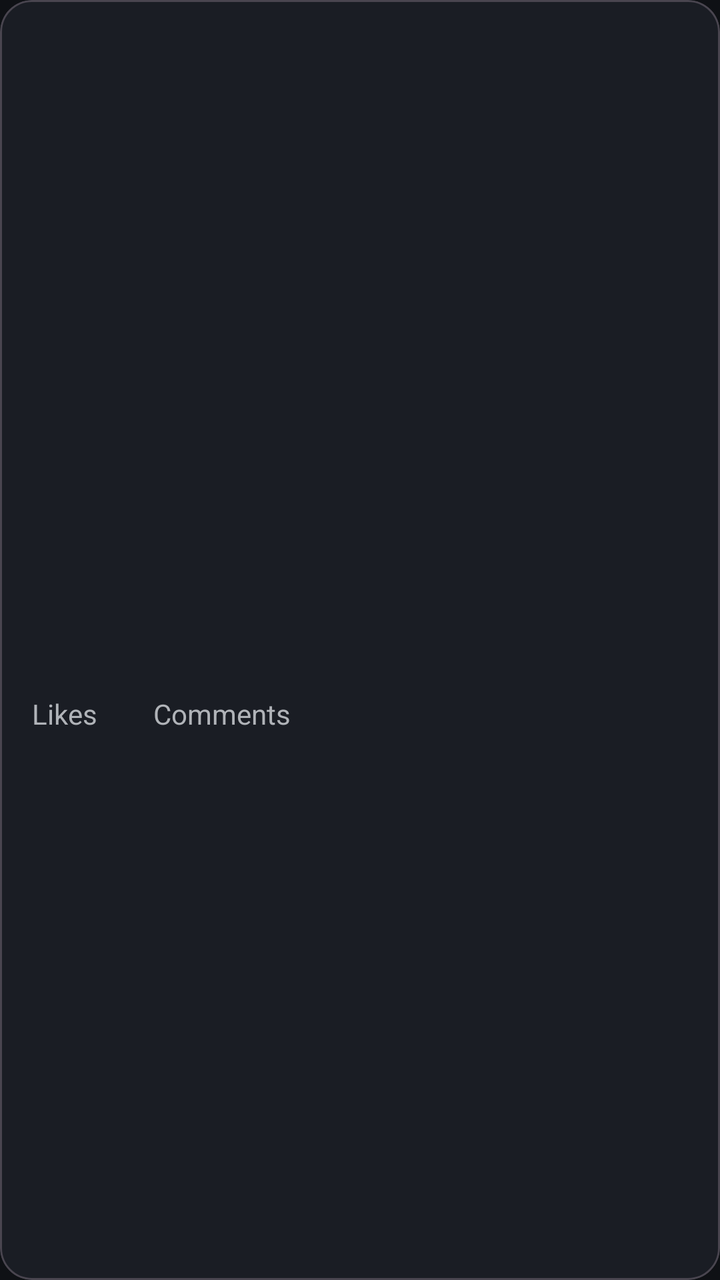
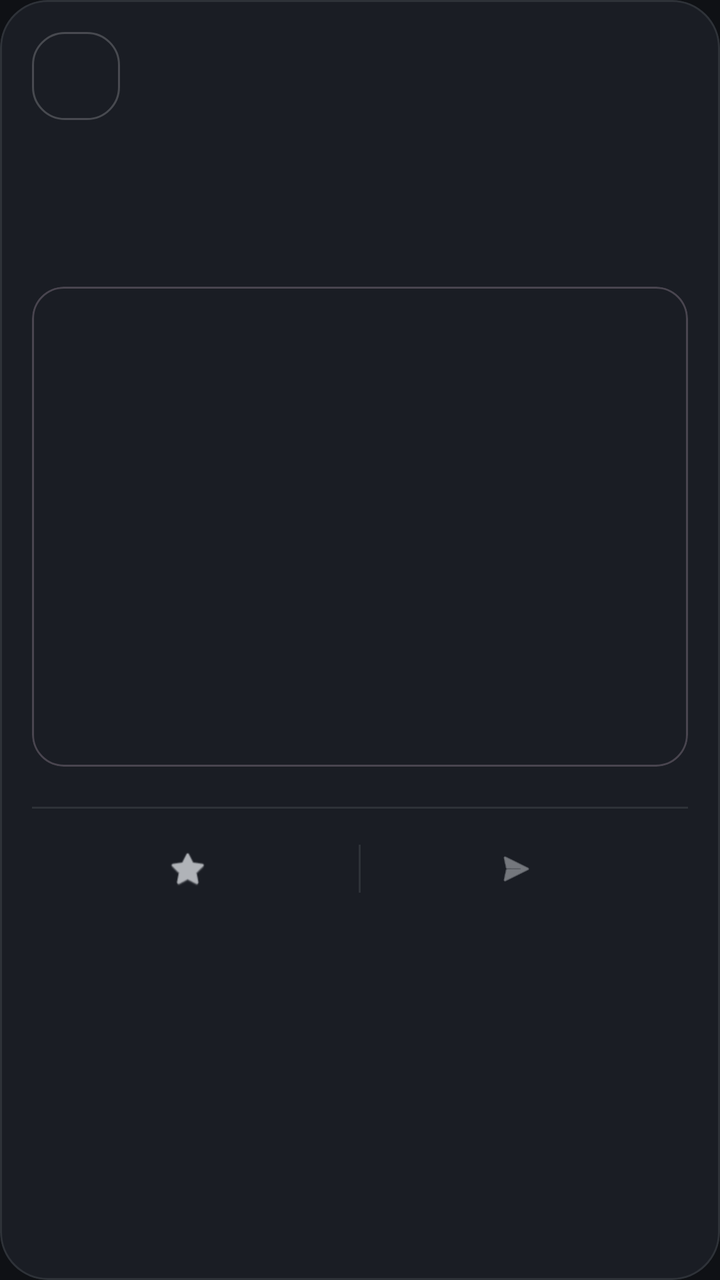

Screens rendered from an Android XML layout before and after an edit, with the pre-edit source and the edit as a unified diff.
<!-- AndroidManifest.xml: application theme Theme.LifeOS -->
<!-- res/layout/item_post.xml -->
<?xml version="1.0" encoding="utf-8"?>
<com.google.android.material.card.MaterialCardView xmlns:android="http://schemas.android.com/apk/res/android"
    xmlns:app="http://schemas.android.com/apk/res-auto"
    android:layout_width="match_parent"
    android:layout_height="wrap_content"
    android:layout_margin="12dp"
    app:cardBackgroundColor="@color/card_background"
    app:cardCornerRadius="16dp">

    <LinearLayout
        android:layout_width="match_parent"
        android:layout_height="wrap_content"
        android:orientation="vertical"
        android:padding="16dp">

        <LinearLayout
            android:layout_width="match_parent"
            android:layout_height="wrap_content"
            android:gravity="center_vertical"
            android:orientation="horizontal">

            <ImageView
                android:id="@+id/imgUser"
                android:layout_width="40dp"
                android:layout_height="40dp" />

            <LinearLayout
                android:layout_width="0dp"
                android:layout_height="wrap_content"
                android:layout_marginStart="12dp"
                android:layout_weight="1"
                android:orientation="vertical">

                <TextView
                    android:id="@+id/tvUsername"
                    android:layout_width="wrap_content"
                    android:layout_height="wrap_content"
                    android:textColor="@color/text_primary"
                    android:textStyle="bold" />

                <TextView
                    android:id="@+id/tvTime"
                    android:layout_width="wrap_content"
                    android:layout_height="wrap_content"
                    android:textColor="@color/text_secondary"
                    android:textSize="12sp" />
            </LinearLayout>

            <TextView
                android:id="@+id/tvXp"
                android:layout_width="wrap_content"
                android:layout_height="wrap_content"
                android:textColor="@color/success"
                android:textSize="12sp"
                android:textStyle="bold" />
        </LinearLayout>

        <ImageView
            android:id="@+id/imgMedia"
            android:layout_width="match_parent"
            android:layout_height="200dp"
            android:layout_marginTop="12dp"
            android:scaleType="centerCrop" />

        <TextView
            android:id="@+id/tvTitle"
            android:layout_width="match_parent"
            android:layout_height="wrap_content"
            android:layout_marginTop="12dp"
            android:textColor="@color/text_primary"
            android:textSize="18sp"
            android:textStyle="bold" />

        <TextView
            android:id="@+id/tvDescription"
            android:layout_width="match_parent"
            android:layout_height="wrap_content"
            android:layout_marginTop="4dp"
            android:textColor="@color/text_secondary" />

        <com.google.android.material.chip.ChipGroup
            android:id="@+id/chipGroup"
            android:layout_width="match_parent"
            android:layout_height="wrap_content"
            android:layout_marginTop="8dp" />

        <LinearLayout
            android:layout_width="match_parent"
            android:layout_height="wrap_content"
            android:layout_marginTop="12dp"
            android:orientation="horizontal">

            <TextView
                android:id="@+id/btnLike"
                android:layout_width="wrap_content"
                android:layout_height="wrap_content"
                android:drawablePadding="4dp"
                android:text="@string/likes"
                android:textColor="@color/text_secondary" />

            <TextView
                android:id="@+id/tvLikes"
                android:layout_width="wrap_content"
                android:layout_height="wrap_content"
                android:layout_marginStart="4dp"
                android:textColor="@color/text_primary" />

            <TextView
                android:id="@+id/btnComment"
                android:layout_width="wrap_content"
                android:layout_height="wrap_content"
                android:layout_marginStart="24dp"
                android:text="@string/comments"
                android:textColor="@color/text_secondary" />

            <TextView
                android:id="@+id/tvComments"
                android:layout_width="wrap_content"
                android:layout_height="wrap_content"
                android:layout_marginStart="4dp"
                android:textColor="@color/text_primary" />
        </LinearLayout>
    </LinearLayout>
</com.google.android.material.card.MaterialCardView>
<!-- resources referenced by this layout -->
<resources>
  <color name="card_background">#1A1D24</color>
  <color name="success">#00C853</color>
  <color name="text_primary">#FFFFFF</color>
  <color name="text_secondary">#B0B3B8</color>
  <string name="comments">Comments</string>
  <string name="likes">Likes</string>
  <style name="Theme.LifeOS" parent="Base.Theme.LifeOS" />
  <style name="Base.Theme.LifeOS" parent="Theme.Material3.Dark.NoActionBar">
          <item name="colorPrimary">@color/primary_accent</item>
          <item name="colorSecondary">@color/secondary_accent</item>
          <item name="android:colorBackground">@color/background</item>
          <item name="colorSurface">@color/card_background</item>
          <item name="android:textColorPrimary">@color/text_primary</item>
          <item name="android:textColorSecondary">@color/text_secondary</item>
          <item name="android:statusBarColor">@color/background</item>
          <item name="android:navigationBarColor">@color/background</item>
          <item name="materialButtonStyle">@style/Widget.LifeOS.Button</item>
          <item name="textInputStyle">@style/Widget.LifeOS.TextInput</item>
      </style>
  <color name="primary_accent">#6C63FF</color>
  <color name="secondary_accent">#00D1FF</color>
  <color name="background">#0F1115</color>
  <style name="Widget.LifeOS.Button" parent="Widget.Material3.Button">
          <item name="cornerRadius">16dp</item>
          <item name="android:textAllCaps">false</item>
      </style>
  <style name="Widget.LifeOS.TextInput" parent="Widget.Material3.TextInputLayout.OutlinedBox">
          <item name="boxCornerRadiusTopStart">12dp</item>
          <item name="boxCornerRadiusTopEnd">12dp</item>
          <item name="boxCornerRadiusBottomStart">12dp</item>
          <item name="boxCornerRadiusBottomEnd">12dp</item>
      </style>
</resources>

<!-- the commit's change to res/layout/item_post.xml (unified diff, before → after) -->
@@ -3,9 +3,12 @@
     xmlns:app="http://schemas.android.com/apk/res-auto"
     android:layout_width="match_parent"
     android:layout_height="wrap_content"
-    android:layout_margin="12dp"
+    android:layout_marginBottom="20dp"
     app:cardBackgroundColor="@color/card_background"
-    app:cardCornerRadius="16dp">
+    app:cardCornerRadius="24dp"
+    app:cardElevation="0dp"
+    app:strokeWidth="1dp"
+    app:strokeColor="@color/divider">
 
     <LinearLayout
         android:layout_width="match_parent"
@@ -13,6 +16,7 @@
         android:orientation="vertical"
         android:padding="16dp">
 
+        
         <LinearLayout
             android:layout_width="match_parent"
             android:layout_height="wrap_content"
@@ -21,8 +25,10 @@
 
             <ImageView
                 android:id="@+id/imgUser"
-                android:layout_width="40dp"
-                android:layout_height="40dp" />
+                android:layout_width="44dp"
+                android:layout_height="44dp"
+                android:background="@drawable/bg_card_glass"
+                android:padding="2dp" />
 
             <LinearLayout
                 android:layout_width="0dp"
@@ -36,6 +42,7 @@
                     android:layout_width="wrap_content"
                     android:layout_height="wrap_content"
                     android:textColor="@color/text_primary"
+                    android:textSize="16sp"
                     android:textStyle="bold" />
 
                 <TextView
@@ -46,27 +53,15 @@
                     android:textSize="12sp" />
             </LinearLayout>
 
-            <TextView
-                android:id="@+id/tvXp"
-                android:layout_width="wrap_content"
-                android:layout_height="wrap_content"
-                android:textColor="@color/success"
-                android:textSize="12sp"
-                android:textStyle="bold" />
+            
         </LinearLayout>
 
-        <ImageView
-            android:id="@+id/imgMedia"
-            android:layout_width="match_parent"
-            android:layout_height="200dp"
-            android:layout_marginTop="12dp"
-            android:scaleType="centerCrop" />
-
+        
         <TextView
             android:id="@+id/tvTitle"
             android:layout_width="match_parent"
             android:layout_height="wrap_content"
-            android:layout_marginTop="12dp"
+            android:layout_marginTop="16dp"
             android:textColor="@color/text_primary"
             android:textSize="18sp"
             android:textStyle="bold" />
@@ -75,50 +70,94 @@
             android:id="@+id/tvDescription"
             android:layout_width="match_parent"
             android:layout_height="wrap_content"
-            android:layout_marginTop="4dp"
-            android:textColor="@color/text_secondary" />
+            android:layout_marginTop="8dp"
+            android:textColor="@color/text_secondary"
+            android:textSize="14sp"
+            android:lineSpacingExtra="4dp" />
 
-        <com.google.android.material.chip.ChipGroup
-            android:id="@+id/chipGroup"
+        <com.google.android.material.card.MaterialCardView
+            android:id="@+id/cardMedia"
             android:layout_width="match_parent"
             android:layout_height="wrap_content"
-            android:layout_marginTop="8dp" />
+            android:layout_marginTop="16dp"
+            app:cardCornerRadius="16dp"
+            app:cardElevation="0dp">
 
+            <ImageView
+                android:id="@+id/imgMedia"
+                android:layout_width="match_parent"
+                android:layout_height="240dp"
+                android:scaleType="centerCrop" />
+        </com.google.android.material.card.MaterialCardView>
+
+        
+
+        <View
+            android:layout_width="match_parent"
+            android:layout_height="1dp"
+            android:layout_marginTop="20dp"
+            android:background="@color/divider" />
+
+        
         <LinearLayout
             android:layout_width="match_parent"
             android:layout_height="wrap_content"
             android:layout_marginTop="12dp"
+            android:gravity="center_vertical"
             android:orientation="horizontal">
 
-            <TextView
+            <LinearLayout
                 android:id="@+id/btnLike"
-                android:layout_width="wrap_content"
+                android:layout_width="0dp"
                 android:layout_height="wrap_content"
-                android:drawablePadding="4dp"
-                android:text="@string/likes"
-                android:textColor="@color/text_secondary" />
+                android:layout_weight="1"
+                android:gravity="center"
+                android:paddingVertical="8dp">
 
-            <TextView
-                android:id="@+id/tvLikes"
-                android:layout_width="wrap_content"
+                <ImageView
+                    android:id="@+id/icLike"
+                    android:layout_width="20dp"
+                    android:layout_height="20dp"
+                    android:src="@android:drawable/btn_star_big_off"
+                    app:tint="@color/text_secondary" />
+
+                <TextView
+                    android:id="@+id/tvLikes"
+                    android:layout_width="wrap_content"
+                    android:layout_height="wrap_content"
+                    android:layout_marginStart="8dp"
+                    android:textColor="@color/text_primary"
+                    android:textStyle="bold" />
+            </LinearLayout>
+
+            <View
+                android:layout_width="1dp"
+                android:layout_height="24dp"
+                android:background="@color/divider" />
+
+            <LinearLayout
+                android:id="@+id/btnComment"
+                android:layout_width="0dp"
                 android:layout_height="wrap_content"
-                android:layout_marginStart="4dp"
-                android:textColor="@color/text_primary" />
+                android:layout_weight="1"
+                android:gravity="center"
+                android:paddingVertical="8dp">
 
-            <TextView
-                android:id="@+id/btnComment"
-                android:layout_width="wrap_content"
-                android:layout_height="wrap_content"
-                android:layout_marginStart="24dp"
-                android:text="@string/comments"
-                android:textColor="@color/text_secondary" />
+                <ImageView
+                    android:layout_width="20dp"
+                    android:layout_height="20dp"
+                    android:src="@android:drawable/ic_menu_send"
+                    app:tint="@color/text_secondary" />
 
-            <TextView
-                android:id="@+id/tvComments"
-                android:layout_width="wrap_content"
-                android:layout_height="wrap_content"
-                android:layout_marginStart="4dp"
-                android:textColor="@color/text_primary" />
+                <TextView
+                    android:id="@+id/tvComments"
+                    android:layout_width="wrap_content"
+                    android:layout_height="wrap_content"
+                    android:layout_marginStart="8dp"
+                    android:textColor="@color/text_primary"
+                    android:textStyle="bold" />
+            </LinearLayout>
+
         </LinearLayout>
     </LinearLayout>
 </com.google.android.material.card.MaterialCardView>
<!-- resource entries referenced after the edit -->
@@ -1,11 +1,19 @@
 <!-- resources referenced by this layout -->
 <resources>
   <color name="card_background">#1A1D24</color>
-  <color name="success">#00C853</color>
+  <color name="divider">#2E3238</color>
   <color name="text_primary">#FFFFFF</color>
   <color name="text_secondary">#B0B3B8</color>
-  <string name="comments">Comments</string>
-  <string name="likes">Likes</string>
+  <!-- drawable bg_card_glass (drawable) -->
+  <?xml version="1.0" encoding="utf-8"?>
+  <shape xmlns:android="http://schemas.android.com/apk/res/android"
+      android:shape="rectangle">
+      <solid android:color="@color/card_background" />
+      <corners android:radius="16dp" />
+      <stroke
+          android:width="1dp"
+          android:color="#33FFFFFF" />
+  </shape>
   <style name="Theme.LifeOS" parent="Base.Theme.LifeOS" />
   <style name="Base.Theme.LifeOS" parent="Theme.Material3.Dark.NoActionBar">
           <item name="colorPrimary">@color/primary_accent</item>
